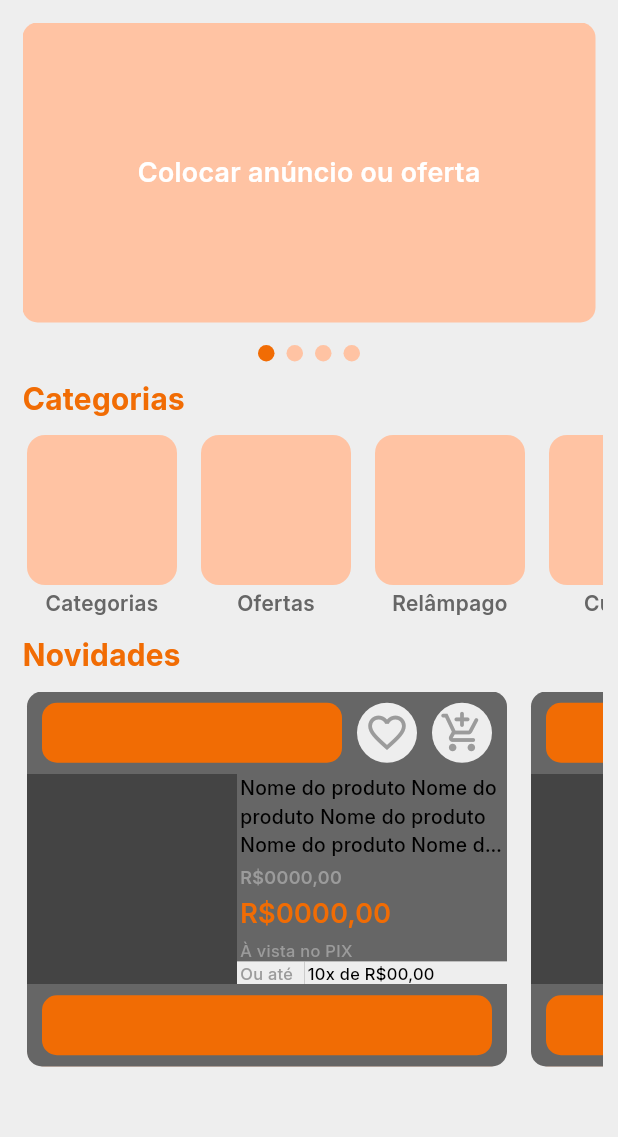
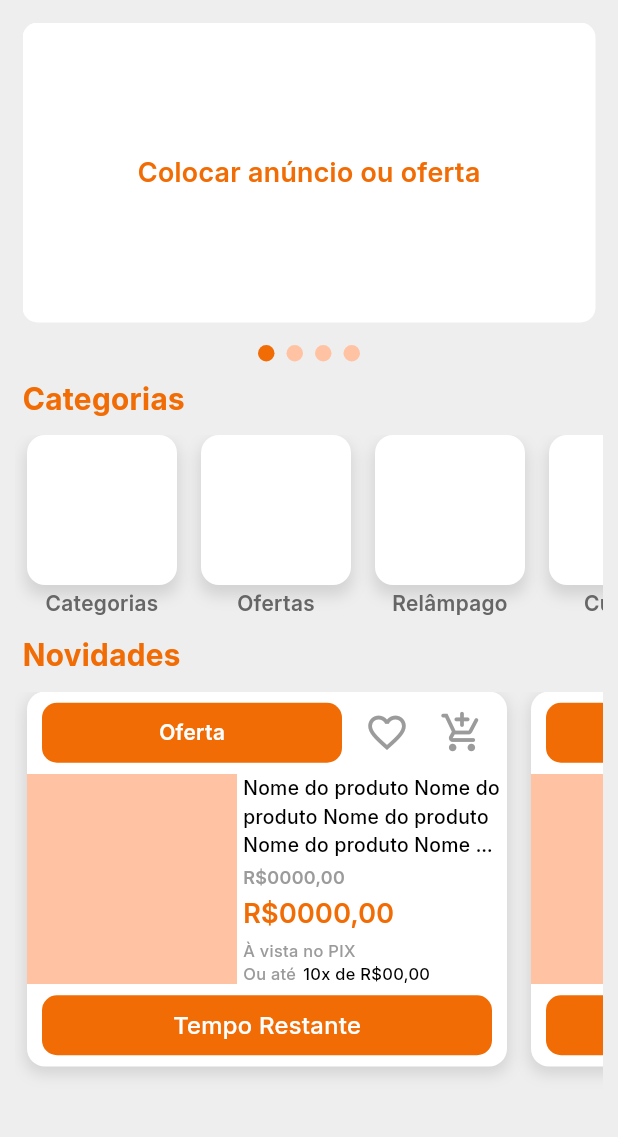
Before and after one commit to Rhayssam/cazatudo-app, a Flutter app: the HomePage screen opened by its route, on a phone screen of 412 x 824 dp, the part 84-1221 px from its top. Run offline on Flutter 3.47's test engine with Material 3 defaults, Android fonts, the phone set to English and light mode, and no system bars; drawn by our look-alikes of smooth_page_indicator; our stand-ins replace get, video_player.

Commit message:
Implementando o HorizontalProductList, junto com o efeito de onPressed para a página do respectivo produto selecionado

```diff
--- a/lib/app/core/app_routes/app_pages.dart
+++ b/lib/app/core/app_routes/app_pages.dart
@@ -1,4 +1,5 @@
 // Essenciais
+import 'package:cazatudo_app/app/modules/product/product_page.dart';
 import 'package:get/get.dart';
 
 // Rotas
@@ -70,5 +71,9 @@ class AppPages {
       name: AppRoutes.navigation,
       page: () => NavigationScreen(),
     ),
+    GetPage(
+      name: AppRoutes.product,
+      page: () => ProductPage(),
+    ),
   ];
 }
--- a/lib/app/core/app_routes/app_routes.dart
+++ b/lib/app/core/app_routes/app_routes.dart
@@ -11,4 +11,5 @@ class AppRoutes {
   static const String notification = '/notification';
   static const String profile = '/profile';
   static const String navigation = '/navigation';
+  static const String product = '/product';
 }
--- a/lib/app/core/widgets/banner_widget.dart
+++ b/lib/app/core/widgets/banner_widget.dart
@@ -55,13 +55,13 @@ Widget _buildAdContainer(String text) {
   return Container(
     decoration: BoxDecoration(
       borderRadius: BorderRadius.circular(10),
-      color: ThemeConfig.lightOrange,
+      color: ThemeConfig.white,
     ),
     child: Center(
       child: Text(
         'Colocar anúncio ou oferta',
         style: CustomTextStyles.mediumText18.copyWith(
-          color: ThemeConfig.white,
+          color: ThemeConfig.orange1,
         ),
       ),
     ),
--- a/lib/app/core/widgets/horizontal_categories_list.dart
+++ b/lib/app/core/widgets/horizontal_categories_list.dart
@@ -24,8 +24,16 @@ class HorizontalCategoriesList extends StatelessWidget {
           height: 100,
           margin: const EdgeInsets.symmetric(horizontal: 8),
           decoration: BoxDecoration(
-            color: ThemeConfig.lightOrange,
+            color: ThemeConfig.white,
             borderRadius: BorderRadius.circular(12),
+            boxShadow: [
+              BoxShadow(
+                color: ThemeConfig.grey.withOpacity(0.2),
+                spreadRadius: 1,
+                blurRadius: 8,
+                offset: Offset(0, 6),
+              )
+            ],
           ),
         ),
         const SizedBox(height: 2),
--- a/lib/app/core/widgets/horizontal_products_list.dart
+++ b/lib/app/core/widgets/horizontal_products_list.dart
@@ -1,9 +1,11 @@
 // Essenciais
-import 'package:cazatudo_app/app/core/ui/custom_text_styles.dart';
+import 'package:cazatudo_app/app/core/app_routes/app_routes.dart';
 import 'package:flutter/material.dart';
 
 // UI
 import 'package:cazatudo_app/app/core/ui/theme_config.dart';
+import 'package:cazatudo_app/app/core/ui/custom_text_styles.dart';
+import 'package:get/get.dart';
 
 class HorizontalProductsList extends StatelessWidget {
   const HorizontalProductsList({
@@ -16,20 +18,35 @@ class HorizontalProductsList extends StatelessWidget {
       mainAxisSize: MainAxisSize.min,
       crossAxisAlignment: CrossAxisAlignment.center,
       children: [
-        Container(
+        InkWell(
+          onTap: () {
+            Get.toNamed(AppRoutes.product);
+          },
+          splashColor: Colors.transparent,
+          highlightColor: Colors.transparent,
+          borderRadius: BorderRadius.circular(12),
+          child: Container(
             width: 320,
             height: 250,
             margin: const EdgeInsets.symmetric(horizontal: 8),
             decoration: BoxDecoration(
-            color: ThemeConfig.lightOrange,
+              color: ThemeConfig.white,
               borderRadius: BorderRadius.circular(12),
+              boxShadow: [
+                BoxShadow(
+                  color: ThemeConfig.grey.withOpacity(0.2),
+                  spreadRadius: 1,
+                  blurRadius: 8,
+                  offset: Offset(0, 4),
+                )
+              ],
             ),
             child: Column(
               children: [
                 Container(
                   height: 55,
                   decoration: BoxDecoration(
-                  color: ThemeConfig.grey,
+                    //* color: ThemeConfig.grey,
                     borderRadius: BorderRadius.only(
                       topLeft: Radius.circular(10),
                       topRight: Radius.circular(10),
@@ -47,6 +64,12 @@ class HorizontalProductsList extends StatelessWidget {
                             color: ThemeConfig.orange1,
                             borderRadius: BorderRadius.circular(10),
                           ),
+                          child: Center(
+                              child: Text(
+                            'Oferta',
+                            style: CustomTextStyles.smallText14
+                                .copyWith(color: ThemeConfig.white),
+                          )),
                         ),
                       ),
                       SizedBox(width: 10),
@@ -55,7 +78,7 @@ class HorizontalProductsList extends StatelessWidget {
                         height: 40,
                         decoration: BoxDecoration(
                           borderRadius: BorderRadius.circular(100),
-                        color: ThemeConfig.background,
+                          //* color: ThemeConfig.background,
                         ),
                         child: Icon(
                           Icons.favorite_border,
@@ -69,7 +92,7 @@ class HorizontalProductsList extends StatelessWidget {
                         height: 40,
                         decoration: BoxDecoration(
                           borderRadius: BorderRadius.circular(100),
-                        color: ThemeConfig.background,
+                          //* color: ThemeConfig.background,
                         ),
                         child: Icon(
                           Icons.add_shopping_cart_rounded,
@@ -84,14 +107,14 @@ class HorizontalProductsList extends StatelessWidget {
                 //* Content
                 Container(
                   height: 140,
-                color: ThemeConfig.lightGrey,
+                  // color: ThemeConfig.lightGrey,
                   child: Row(
                     crossAxisAlignment: CrossAxisAlignment.start,
                     children: [
                       Container(
                         width: 140,
                         height: 140,
-                      color: ThemeConfig.darkGrey,
+                        color: ThemeConfig.lightOrange,
                       ),
                       Container(
                         width: 180,
@@ -104,10 +127,10 @@ class HorizontalProductsList extends StatelessWidget {
                             Container(
                               height: 60,
                               width: 180,
-                            color: ThemeConfig.grey,
+                              // color: ThemeConfig.grey,
                               child: Padding(
                                 padding:
-                                  const EdgeInsets.symmetric(horizontal: 2),
+                                    const EdgeInsets.symmetric(horizontal: 4),
                                 child: Text(
                                   'Nome do produto Nome do produto Nome do produto Nome do produto Nome do produto Nome do produto ',
                                   style: CustomTextStyles.smallText13
@@ -122,10 +145,10 @@ class HorizontalProductsList extends StatelessWidget {
                             Container(
                               height: 20,
                               width: 180,
-                            color: ThemeConfig.grey,
+                              // color: ThemeConfig.grey,
                               child: Padding(
                                 padding:
-                                  const EdgeInsets.symmetric(horizontal: 2),
+                                    const EdgeInsets.symmetric(horizontal: 4),
                                 child: Text(
                                   'R\$0000,00',
                                   style: CustomTextStyles.smallText12
@@ -140,10 +163,10 @@ class HorizontalProductsList extends StatelessWidget {
                             Container(
                               height: 30,
                               width: 180,
-                            color: ThemeConfig.grey,
+                              // color: ThemeConfig.grey,
                               child: Padding(
                                 padding:
-                                  const EdgeInsets.symmetric(horizontal: 2),
+                                    const EdgeInsets.symmetric(horizontal: 4),
                                 child: Text(
                                   'R\$0000,00',
                                   style: CustomTextStyles.mediumText18
@@ -158,10 +181,10 @@ class HorizontalProductsList extends StatelessWidget {
                             Container(
                               height: 15,
                               width: 180,
-                            color: ThemeConfig.grey,
+                              // color: ThemeConfig.grey,
                               child: Padding(
                                 padding:
-                                  const EdgeInsets.symmetric(horizontal: 2),
+                                    const EdgeInsets.symmetric(horizontal: 4),
                                 child: Text(
                                   'À vista no PIX',
                                   style: CustomTextStyles.smallText11
@@ -175,16 +198,16 @@ class HorizontalProductsList extends StatelessWidget {
                             Container(
                               height: 15,
                               width: 180,
-                            color: ThemeConfig.grey,
+                              // color: ThemeConfig.grey,
                               child: Row(
                                 crossAxisAlignment: CrossAxisAlignment.start,
                                 children: [
                                   Container(
-                                  color: ThemeConfig.background,
-                                  width: 45,
+                                    // color: ThemeConfig.background,
+                                    width: 44,
                                     child: Padding(
                                       padding: const EdgeInsets.symmetric(
-                                        horizontal: 2),
+                                          horizontal: 4),
                                       child: Text(
                                         'Ou até',
                                         style: CustomTextStyles.smallText11
@@ -197,11 +220,8 @@ class HorizontalProductsList extends StatelessWidget {
                                     ),
                                   ),
                                   Container(
-                                  color: ThemeConfig.background,
+                                    // color: ThemeConfig.background,
                                     width: 135,
-                                  child: Padding(
-                                    padding: const EdgeInsets.symmetric(
-                                        horizontal: 2),
                                     child: Text(
                                       '10x de R\$00,00',
                                       style: CustomTextStyles.smallText11
@@ -209,7 +229,6 @@ class HorizontalProductsList extends StatelessWidget {
                                       softWrap: true,
                                       overflow: TextOverflow.ellipsis,
                                       maxLines: 1,
-                                    ),
                                     ),
                                   ),
                                 ],
@@ -225,7 +244,7 @@ class HorizontalProductsList extends StatelessWidget {
                 Container(
                   height: 55,
                   decoration: BoxDecoration(
-                  color: ThemeConfig.grey,
+                    // color: ThemeConfig.grey,
                     borderRadius: BorderRadius.only(
                       bottomLeft: Radius.circular(10),
                       bottomRight: Radius.circular(10),
@@ -243,6 +262,13 @@ class HorizontalProductsList extends StatelessWidget {
                             color: ThemeConfig.orange1,
                             borderRadius: BorderRadius.circular(10),
                           ),
+                          child: Center(
+                            child: Text(
+                              'Tempo Restante',
+                              style: CustomTextStyles.smallText16
+                                  .copyWith(color: ThemeConfig.white),
+                            ),
+                          ),
                         ),
                       ),
                       SizedBox(width: 10),
@@ -252,6 +278,10 @@ class HorizontalProductsList extends StatelessWidget {
               ],
             ),
           ),
+        ),
+        SizedBox(
+          height: 15,
+        )
       ],
     );
   }
--- /dev/null
+++ b/lib/app/modules/product/product_page.dart
@@ -0,0 +1,15 @@
+import 'package:flutter/material.dart';
+
+class ProductPage extends StatelessWidget {
+  const ProductPage({super.key});
+
+  @override
+  Widget build(BuildContext context) {
+    return Scaffold(
+      appBar: AppBar(
+        title: const Text('Produto'),
+      ),
+      body: Container(),
+    );
+  }
+}
```
Lines whose indentation alone changed are shown as unchanged.
